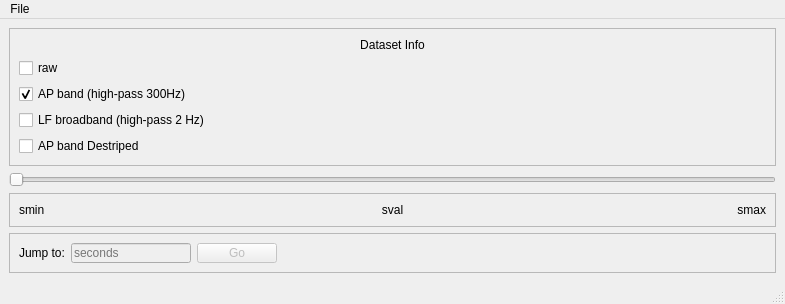
Old version of the form src/viewephys/nav_file.ui in the repository int-brain-lab/viewephys.
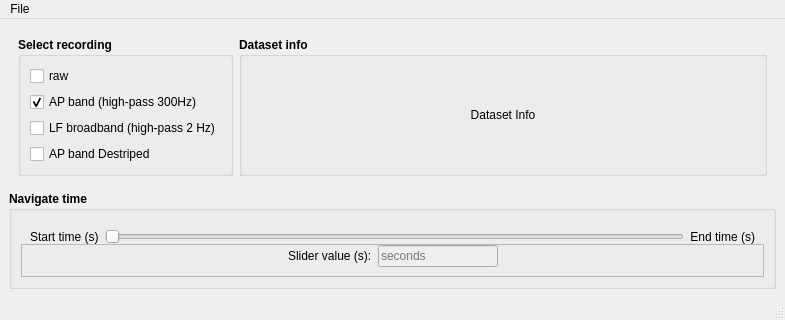
New version of the form.

The edit to the form file:
```diff
--- a/src/viewephys/nav_file.ui
+++ b/src/viewephys/nav_file.ui
@@ -10,7 +10,7 @@
     <x>0</x>
     <y>0</y>
     <width>785</width>
-    <height>295</height>
+    <height>297</height>
    </rect>
   </property>
   <property name="windowTitle">
@@ -18,40 +18,29 @@
   </property>
   <widget class="QWidget" name="centralwidget">
    <layout class="QGridLayout" name="gridLayout">
-    <item row="4" column="0">
-     <widget class="QSlider" name="horizontalSlider">
-      <property name="enabled">
-       <bool>false</bool>
-      </property>
-      <property name="orientation">
-       <enum>Qt::Horizontal</enum>
-      </property>
-     </widget>
-    </item>
+    <item row="0" column="0" colspan="3">
+     <widget class="QWidget" name="widget_2" native="true">
+      <layout class="QGridLayout" name="gridLayout_2">
     <item row="0" column="0">
-     <widget class="QFrame" name="frame">
-      <property name="frameShape">
-       <enum>QFrame::StyledPanel</enum>
-      </property>
-      <property name="frameShadow">
-       <enum>QFrame::Raised</enum>
+        <widget class="QGroupBox" name="groupBox">
+         <property name="font">
+          <font>
+           <weight>75</weight>
+           <bold>true</bold>
+          </font>
+         </property>
+         <property name="title">
+          <string>Select recording</string>
       </property>
       <layout class="QVBoxLayout" name="verticalLayout">
-       <item>
-        <widget class="QLabel" name="label">
-         <property name="text">
-          <string>Dataset Info</string>
-         </property>
-         <property name="alignment">
-          <set>Qt::AlignCenter</set>
-         </property>
-         <property name="textInteractionFlags">
-          <set>Qt::LinksAccessibleByMouse|Qt::TextSelectableByMouse</set>
-         </property>
-        </widget>
-       </item>
        <item>
         <widget class="QCheckBox" name="cb_raw_ap">
+            <property name="font">
+             <font>
+              <weight>50</weight>
+              <bold>false</bold>
+             </font>
+            </property>
          <property name="text">
           <string>raw</string>
          </property>
@@ -59,6 +48,12 @@
        </item>
        <item>
         <widget class="QCheckBox" name="cb_butterworth_ap">
+            <property name="font">
+             <font>
+              <weight>50</weight>
+              <bold>false</bold>
+             </font>
+            </property>
          <property name="text">
           <string>AP band (high-pass 300Hz)</string>
          </property>
@@ -69,6 +64,12 @@
        </item>
        <item>
         <widget class="QCheckBox" name="cb_butterworth_lf">
+            <property name="font">
+             <font>
+              <weight>50</weight>
+              <bold>false</bold>
+             </font>
+            </property>
          <property name="text">
           <string>LF broadband (high-pass 2 Hz)</string>
          </property>
@@ -79,6 +80,12 @@
          <property name="enabled">
           <bool>true</bool>
          </property>
+            <property name="font">
+             <font>
+              <weight>50</weight>
+              <bold>false</bold>
+             </font>
+            </property>
          <property name="text">
           <string>AP band Destriped</string>
          </property>
@@ -90,42 +97,106 @@
       </layout>
      </widget>
     </item>
-    <item row="5" column="0">
-     <widget class="QFrame" name="frame_2">
-      <property name="maximumSize">
-       <size>
-        <width>16777215</width>
-        <height>40</height>
-       </size>
-      </property>
-      <property name="frameShape">
-       <enum>QFrame::StyledPanel</enum>
-      </property>
-      <property name="frameShadow">
-       <enum>QFrame::Raised</enum>
-      </property>
-      <layout class="QHBoxLayout" name="horizontalLayout">
-       <item>
+       <item row="0" column="1">
+        <widget class="QGroupBox" name="groupBox">
+         <property name="sizePolicy">
+          <sizepolicy hsizetype="Preferred" vsizetype="Preferred">
+           <horstretch>1</horstretch>
+           <verstretch>0</verstretch>
+          </sizepolicy>
+         </property>
+         <property name="font">
+          <font>
+           <weight>75</weight>
+           <bold>true</bold>
+          </font>
+         </property>
+         <property name="title">
+          <string>Dataset info</string>
+         </property>
+         <layout class="QGridLayout" name="gridLayout_4">
+          <item row="0" column="0">
+           <widget class="QLabel" name="label">
+            <property name="font">
+             <font>
+              <weight>50</weight>
+              <bold>false</bold>
+             </font>
+            </property>
+            <property name="text">
+             <string>Dataset Info</string>
+            </property>
+            <property name="alignment">
+             <set>Qt::AlignCenter</set>
+            </property>
+            <property name="textInteractionFlags">
+             <set>Qt::LinksAccessibleByMouse|Qt::TextSelectableByMouse</set>
+            </property>
+           </widget>
+          </item>
+         </layout>
+        </widget>
+       </item>
+      </layout>
+     </widget>
+    </item>
+    <item row="5" column="0" rowspan="2" colspan="3">
+     <widget class="QGroupBox" name="groupBox_2">
+      <property name="font">
+       <font>
+        <weight>75</weight>
+        <bold>true</bold>
+       </font>
+      </property>
+      <property name="title">
+       <string>Navigate time</string>
+      </property>
+      <layout class="QGridLayout" name="gridLayout_3">
+       <property name="leftMargin">
+        <number>9</number>
+       </property>
+       <property name="verticalSpacing">
+        <number>0</number>
+       </property>
+       <item row="1" column="0" colspan="2">
+        <widget class="QWidget" name="widget" native="true">
+         <layout class="QGridLayout" name="gridLayout_6">
+          <property name="bottomMargin">
+           <number>0</number>
+          </property>
+          <item row="0" column="1">
+           <widget class="QSlider" name="horizontalSlider">
+            <property name="enabled">
+             <bool>false</bool>
+            </property>
+            <property name="orientation">
+             <enum>Qt::Horizontal</enum>
+            </property>
+           </widget>
+          </item>
+          <item row="0" column="0">
         <widget class="QLabel" name="label_smin">
-         <property name="text">
-          <string>smin</string>
-         </property>
-        </widget>
-       </item>
-       <item>
-        <widget class="QLabel" name="label_sval">
+            <property name="font">
+             <font>
+              <weight>50</weight>
+              <bold>false</bold>
+             </font>
+            </property>
          <property name="text">
-          <string>sval</string>
-         </property>
-         <property name="alignment">
-          <set>Qt::AlignCenter</set>
-         </property>
-        </widget>
-       </item>
-       <item>
+             <string>Start time (s)</string>
+            </property>
+           </widget>
+          </item>
+          <item row="0" column="2">
         <widget class="QLabel" name="label_smax">
+            <property name="font">
+             <font>
+              <weight>50</weight>
+              <bold>false</bold>
+             </font>
+            </property>
          <property name="text">
-          <string>smax</string>
+             <string>End time (s)</string>
          </property>
          <property name="alignment">
           <set>Qt::AlignRight|Qt::AlignTrailing|Qt::AlignVCenter</set>
@@ -135,8 +206,8 @@
       </layout>
      </widget>
     </item>
-    <item row="6" column="0">
-     <widget class="QFrame" name="frame_3">
+       <item row="3" column="0" colspan="2">
+        <widget class="QFrame" name="frame_2">
       <property name="maximumSize">
        <size>
         <width>16777215</width>
@@ -149,15 +220,37 @@
       <property name="frameShadow">
        <enum>QFrame::Raised</enum>
       </property>
-      <layout class="QHBoxLayout" name="horizontalLayout_jumpTime">
-       <item>
-        <widget class="QLabel" name="label_jumpTime">
-         <property name="text">
-          <string>Jump to:</string>
-         </property>
-        </widget>
-       </item>
-       <item>
+         <layout class="QGridLayout" name="gridLayout_5">
+          <property name="topMargin">
+           <number>0</number>
+          </property>
+          <item row="0" column="3">
+           <spacer name="horizontalSpacer_4">
+            <property name="orientation">
+             <enum>Qt::Horizontal</enum>
+            </property>
+            <property name="sizeHint" stdset="0">
+             <size>
+              <width>40</width>
+              <height>20</height>
+             </size>
+            </property>
+           </spacer>
+          </item>
+          <item row="0" column="0">
+           <spacer name="horizontalSpacer_jumpTime">
+            <property name="orientation">
+             <enum>Qt::Horizontal</enum>
+            </property>
+            <property name="sizeHint" stdset="0">
+             <size>
+              <width>40</width>
+              <height>20</height>
+             </size>
+            </property>
+           </spacer>
+          </item>
+          <item row="0" column="2">
         <widget class="QLineEdit" name="lineEdit_jumpTime">
          <property name="enabled">
           <bool>false</bool>
@@ -168,33 +261,32 @@
            <height>16777215</height>
           </size>
          </property>
+            <property name="font">
+             <font>
+              <weight>50</weight>
+              <bold>false</bold>
+             </font>
+            </property>
          <property name="placeholderText">
           <string>seconds</string>
          </property>
         </widget>
        </item>
-       <item>
-        <widget class="QPushButton" name="pushButton_jumpTime">
-         <property name="enabled">
-          <bool>false</bool>
+          <item row="0" column="1">
+           <widget class="QLabel" name="label_2">
+            <property name="font">
+             <font>
+              <weight>50</weight>
+              <bold>false</bold>
+             </font>
          </property>
          <property name="text">
-          <string>Go</string>
+             <string>Slider value (s):</string>
          </property>
         </widget>
        </item>
-       <item>
-        <spacer name="horizontalSpacer_jumpTime">
-         <property name="orientation">
-          <enum>Qt::Horizontal</enum>
-         </property>
-         <property name="sizeHint" stdset="0">
-          <size>
-           <width>40</width>
-           <height>20</height>
-          </size>
-         </property>
-        </spacer>
+         </layout>
+        </widget>
        </item>
       </layout>
      </widget>
```
Lines whose indentation alone changed are shown as unchanged.
